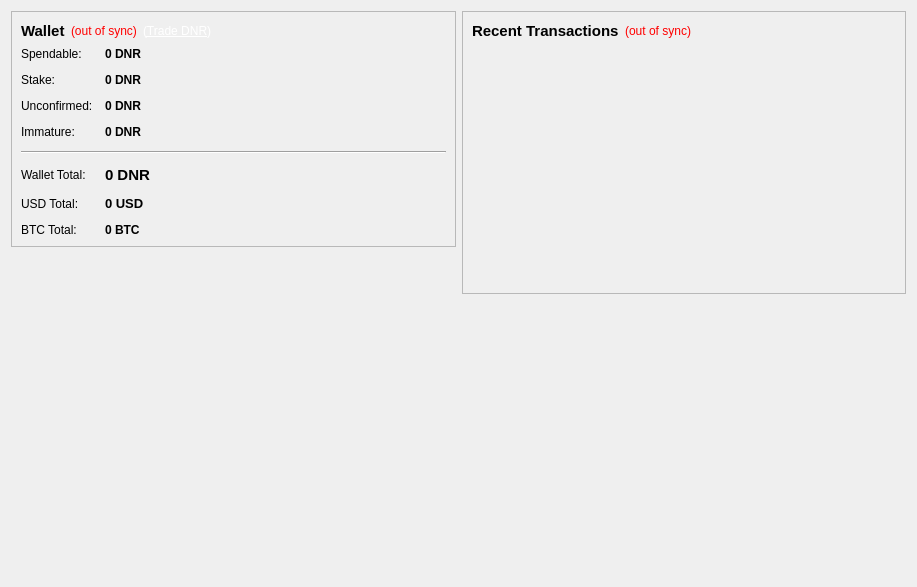
Old version of the form src/qt/forms/overviewpage.ui in the repository metaspartan/denarius.
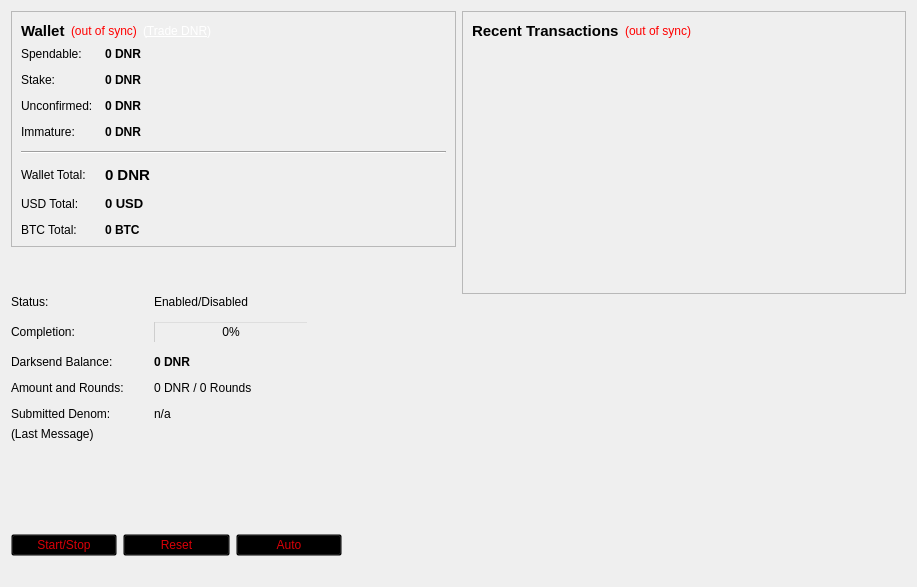
New version of the form. Icons and pictures are not drawn.

```diff
--- a/src/qt/forms/overviewpage.ui
+++ b/src/qt/forms/overviewpage.ui
@@ -323,6 +323,251 @@
        </property>
       </spacer>
      </item>
+	 <item>
+    <widget class="QFrame" name="frameDarksend">
+     <property name="sizePolicy">
+      <sizepolicy hsizetype="MinimumExpanding" vsizetype="MinimumExpanding">
+       <horstretch>0</horstretch>
+       <verstretch>0</verstretch>
+      </sizepolicy>
+     </property>
+     <property name="minimumSize">
+      <size>
+       <width>300</width>
+       <height>261</height>
+      </size>
+     </property>
+     <property name="styleSheet">
+      <string notr="true">background:transparent;</string>
+     </property>
+     <property name="frameShape">
+      <enum>QFrame::StyledPanel</enum>
+     </property>
+     <property name="frameShadow">
+      <enum>QFrame::Raised</enum>
+     </property>
+     <widget class="QWidget" name="verticalLayoutWidget">
+      <property name="geometry">
+       <rect>
+        <x>0</x>
+        <y>0</y>
+        <width>331</width>
+        <height>261</height>
+       </rect>
+      </property>
+      <layout class="QVBoxLayout" name="verticalLayout_5">
+       <item>
+        <layout class="QFormLayout" name="formLayout">
+         <property name="fieldGrowthPolicy">
+          <enum>QFormLayout::AllNonFixedFieldsGrow</enum>
+         </property>
+         <property name="horizontalSpacing">
+          <number>30</number>
+         </property>
+         <property name="verticalSpacing">
+          <number>12</number>
+         </property>
+         <item row="0" column="0">
+          <widget class="QLabel" name="label_6">
+           <property name="text">
+            <string>Status:</string>
+           </property>
+          </widget>
+         </item>
+         <item row="0" column="1">
+          <widget class="QLabel" name="darksendEnabled">
+           <property name="styleSheet">
+            <string notr="true">color: rgb(0, 0, 0);</string>
+           </property>
+           <property name="text">
+            <string>Enabled/Disabled</string>
+           </property>
+          </widget>
+         </item>
+         <item row="1" column="0">
+          <widget class="QLabel" name="label_7">
+           <property name="styleSheet">
+            <string notr="true">color: rgb(0, 0, 0);</string>
+           </property>
+           <property name="text">
+            <string>Completion:</string>
+           </property>
+          </widget>
+         </item>
+         <item row="1" column="1">
+          <widget class="QProgressBar" name="darksendProgress">
+           <property name="maximumSize">
+            <size>
+             <width>154</width>
+             <height>16777215</height>
+            </size>
+           </property>
+           <property name="styleSheet">
+            <string notr="true">background:transparent;</string>
+           </property>
+           <property name="value">
+            <number>0</number>
+           </property>
+          </widget>
+         </item>
+         <item row="2" column="0">
+          <widget class="QLabel" name="labelAnonymizedText">
+           <property name="styleSheet">
+            <string notr="true">color: rgb(0, 0, 0);</string>
+           </property>
+           <property name="text">
+            <string>Darksend Balance:</string>
+           </property>
+          </widget>
+         </item>
+         <item row="2" column="1">
+          <widget class="QLabel" name="labelAnonymized">
+           <property name="font">
+            <font>
+             <weight>75</weight>
+             <bold>true</bold>
+            </font>
+           </property>
+           <property name="styleSheet">
+            <string notr="true">color: rgb(0, 0, 0);</string>
+           </property>
+           <property name="text">
+            <string>0 DNR</string>
+           </property>
+          </widget>
+         </item>
+         <item row="3" column="0">
+          <widget class="QLabel" name="label_8">
+           <property name="styleSheet">
+            <string notr="true">color: rgb(0, 0, 0);</string>
+           </property>
+           <property name="text">
+            <string>Amount and Rounds:</string>
+           </property>
+          </widget>
+         </item>
+         <item row="3" column="1">
+          <widget class="QLabel" name="labelAmountRounds">
+           <property name="styleSheet">
+            <string notr="true">color: rgb(0, 0, 0);</string>
+           </property>
+           <property name="text">
+            <string>0 DNR / 0 Rounds</string>
+           </property>
+          </widget>
+         </item>
+         <item row="4" column="0">
+          <widget class="QLabel" name="label_9">
+           <property name="styleSheet">
+            <string notr="true">color: rgb(0, 0, 0);</string>
+           </property>
+           <property name="text">
+            <string>Submitted Denom:</string>
+           </property>
+          </widget>
+         </item>
+         <item row="4" column="1">
+          <widget class="QLabel" name="labelSubmittedDenom">
+           <property name="statusTip">
+            <string>The denominations you submitted to the Masternode. To mix, other users must submit the exact same denominations.</string>
+           </property>
+           <property name="styleSheet">
+            <string notr="true">color: rgb(0, 0, 0);</string>
+           </property>
+           <property name="text">
+            <string>n/a</string>
+           </property>
+          </widget>
+         </item>
+        </layout>
+       </item>
+       <item>
+        <widget class="QLabel" name="darksendStatus">
+         <property name="minimumSize">
+          <size>
+           <width>288</width>
+           <height>43</height>
+          </size>
+         </property>
+         <property name="styleSheet">
+          <string notr="true">color: rgb(0, 0, 0);</string>
+         </property>
+         <property name="text">
+          <string>(Last Message)</string>
+         </property>
+         <property name="alignment">
+          <set>Qt::AlignLeading|Qt::AlignLeft|Qt::AlignTop</set>
+         </property>
+         <property name="wordWrap">
+          <bool>true</bool>
+         </property>
+        </widget>
+       </item>
+       <item>
+        <layout class="QHBoxLayout" name="horizontalLayout_2">
+         <item>
+          <widget class="QPushButton" name="toggleDarksend">
+           <property name="sizePolicy">
+            <sizepolicy hsizetype="MinimumExpanding" vsizetype="Fixed">
+             <horstretch>0</horstretch>
+             <verstretch>0</verstretch>
+            </sizepolicy>
+           </property>
+           <property name="styleSheet">
+            <string notr="true">color: rgb(217, 0, 7);</string>
+           </property>
+           <property name="text">
+            <string>Start/Stop</string>
+           </property>
+          </widget>
+         </item>
+         <item>
+          <widget class="QPushButton" name="darksendReset">
+           <property name="sizePolicy">
+            <sizepolicy hsizetype="MinimumExpanding" vsizetype="Fixed">
+             <horstretch>0</horstretch>
+             <verstretch>0</verstretch>
+            </sizepolicy>
+           </property>
+           <property name="toolTip">
+            <string>Reset the current status of Darksend (can interrupt Darksend if it's in the process of Mixing, which can cost you money!)</string>
+           </property>
+           <property name="autoFillBackground">
+            <bool>false</bool>
+           </property>
+           <property name="styleSheet">
+            <string notr="true">color: rgb(217, 0, 7);</string>
+           </property>
+           <property name="text">
+            <string>Reset</string>
+           </property>
+          </widget>
+         </item>
+         <item>
+          <widget class="QPushButton" name="darksendAuto">
+           <property name="sizePolicy">
+            <sizepolicy hsizetype="MinimumExpanding" vsizetype="Fixed">
+             <horstretch>0</horstretch>
+             <verstretch>0</verstretch>
+            </sizepolicy>
+           </property>
+           <property name="toolTip">
+            <string>Try to manually submit a Darksend request.</string>
+           </property>
+           <property name="styleSheet">
+            <string notr="true">color: rgb(217, 0, 7);</string>
+           </property>
+           <property name="text">
+            <string>Auto</string>
+           </property>
+          </widget>
+         </item>
+        </layout>
+       </item>
+      </layout>
+     </widget>
+    </widget>
+   </item>
      <item>
       <widget class="QLabel" name="label_2">
        <property name="text">
```
